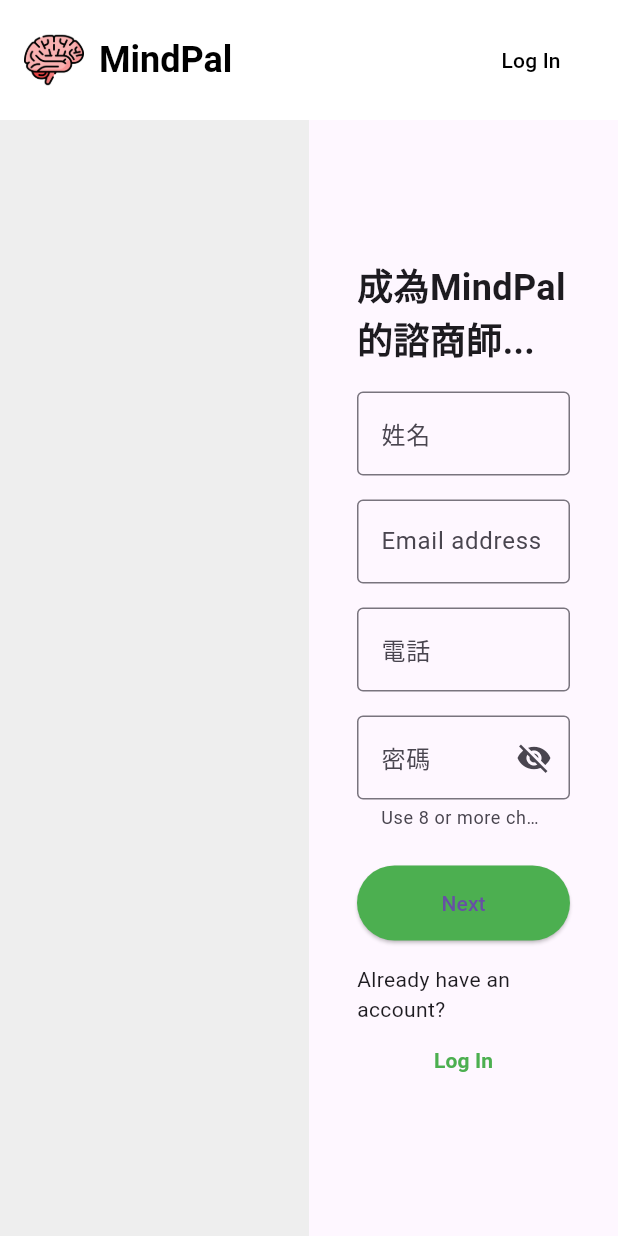
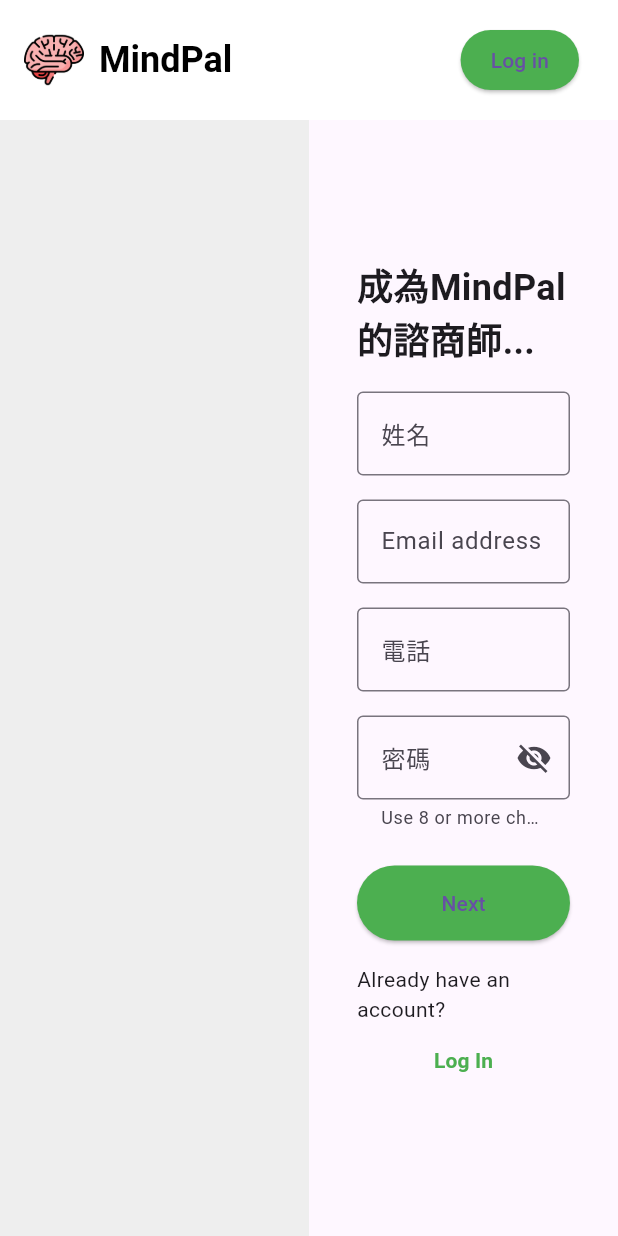
Before and after one commit to StevenWanglolz/MindPal, a Flutter app: the screen it shows after launch, on a phone screen of 412 x 824 dp. Run offline on Flutter 3.47's test engine with Material 3 defaults, Android fonts, the phone set to English and light mode, and no system bars; our stand-ins replace logger.

Commit message:
Change to elevatd button

```diff
--- a/mindpal_web_app/lib/main.dart
+++ b/mindpal_web_app/lib/main.dart
@@ -16,7 +16,7 @@ class MyApp extends StatelessWidget {
       theme: ThemeData(
         primarySwatch: Colors.blue,
       ),
-      initialRoute: '/',
+      initialRoute: '/register1',
       onGenerateRoute: RouteGenerator.generateRoute,
     );
   }
--- a/mindpal_web_app/lib/pages/login.dart
+++ b/mindpal_web_app/lib/pages/login.dart
@@ -51,7 +51,7 @@ class LoginPageState extends State<Login> {
                 const SizedBox(width: 10),
                 ElevatedButton(
                   onPressed: () {
-                    Navigator.pushNamed(context, '/');
+                    Navigator.pushNamed(context, '/register1');
                   },
                   style: ElevatedButton.styleFrom(
                     backgroundColor: Colors.green,
--- a/mindpal_web_app/lib/pages/register1.dart
+++ b/mindpal_web_app/lib/pages/register1.dart
@@ -43,12 +43,15 @@ class Register1State extends State<Register1> {
             ),
             Row(
               children: [
-                TextButton(
+                ElevatedButton(
                   onPressed: () {
                     Navigator.pushNamed(context, '/login');
                   },
-                  child: const Text('Log In',
-                      style: TextStyle(color: Colors.black)),
+                  style: ElevatedButton.styleFrom(
+                    backgroundColor: Colors.green,
+                    padding: const EdgeInsets.symmetric(horizontal: 20),
+                  ),
+                  child: const Text('Log in'),
                 ),
                 const SizedBox(width: 10),
                 // ElevatedButton(
--- a/mindpal_web_app/lib/route.dart
+++ b/mindpal_web_app/lib/route.dart
@@ -21,7 +21,7 @@ class RouteGenerator {
     _logger.d("Requested route: ${settings.name}");
 
     switch (settings.name) {
-      case '/':
+      case '/register1':
         _logger.d("Navigating to Register1 page");
         return MaterialPageRoute(builder: (_) => const Register1());
       case '/register2':
```
Also changed, not shown: mindpal_web_app/lib/pages/register2.dart (+6 -3 lines).
